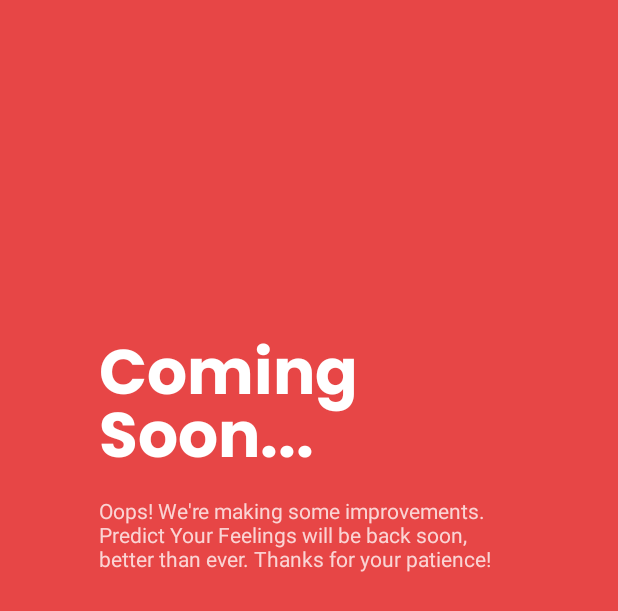
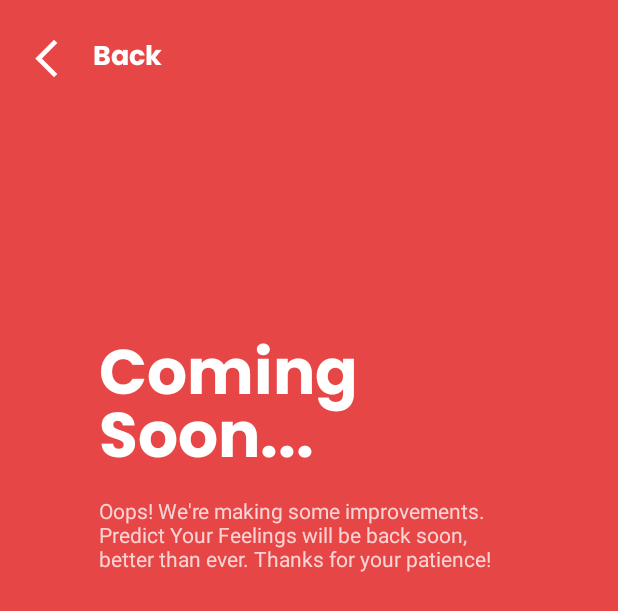
Before and after one commit to FuadHmdn/Mental.ly-app, an Android app: the layout activity_diagnose_feeling.xml on its own in the app's theme, with its tools: preview values and no code run, on a phone screen of 412 x 824 dp. Shown: the top 611 px of the screen. Run offline under Robolectric (Android 15) with nearby library versions, the phone set to English and light mode, and no system bars.

Commit message:
create diagnose 2

```diff
--- a/app/src/main/java/com/c242ps188/mentally_app/ui/view/home/HomeActivity.kt
+++ b/app/src/main/java/com/c242ps188/mentally_app/ui/view/home/HomeActivity.kt
@@ -13,6 +13,7 @@ import com.C242PS188.mentally_app.R
 import com.C242PS188.mentally_app.databinding.ActivityHomeBinding
 import com.c242ps188.mentally_app.ui.view.detailnews.DetailNewsActivity
 import com.c242ps188.mentally_app.ui.view.detailnews.ListNews
+import com.c242ps188.mentally_app.ui.view.diagnose.DiagnoseFeelingActivity
 import com.c242ps188.mentally_app.ui.view.diagnose.DiagnoseSymptomsActivity
 import com.c242ps188.mentally_app.ui.view.home.adapter.NewsAdapter
 import com.c242ps188.mentally_app.ui.view.settings.SettingsActivity
@@ -67,6 +68,11 @@ class HomeActivity : AppCompatActivity() {
             val intent = Intent(this, DiagnoseSymptomsActivity::class.java)
             startActivity(intent)
         }
+
+        bindig.cvShareYourFeelings.setOnClickListener {
+            val intent = Intent(this, DiagnoseFeelingActivity::class.java)
+            startActivity(intent)
+        }
     }
 
     private fun setAdapter(){
--- a/app/src/main/java/com/c242ps188/mentally_app/ui/view/settings/SettingsActivity.kt
+++ b/app/src/main/java/com/c242ps188/mentally_app/ui/view/settings/SettingsActivity.kt
@@ -10,8 +10,10 @@ import androidx.core.view.ViewCompat
 import androidx.core.view.WindowInsetsCompat
 import com.C242PS188.mentally_app.R
 import com.C242PS188.mentally_app.databinding.ActivitySettingsBinding
+import com.c242ps188.mentally_app.data.local.preferences.userDataStore
 import com.c242ps188.mentally_app.ui.view.login.LoginActivity
 import com.c242ps188.mentally_app.ui.viewmodel.SettingsViewModel
+import com.c242ps188.mentally_app.ui.viewmodel.UsersViewModel
 import com.c242ps188.mentally_app.ui.viewmodel.ViewModelFactory
 
 class SettingsActivity : AppCompatActivity() {
@@ -19,6 +21,7 @@ class SettingsActivity : AppCompatActivity() {
     private lateinit var binding: ActivitySettingsBinding
     private val factory: ViewModelFactory by lazy { ViewModelFactory.getInstance(this) }
     private val settingsViewModel: SettingsViewModel by viewModels { factory }
+    private val usersViewModel: UsersViewModel by viewModels { factory }
 
     override fun onCreate(savedInstanceState: Bundle?) {
         super.onCreate(savedInstanceState)
@@ -54,7 +57,7 @@ class SettingsActivity : AppCompatActivity() {
             val intent = Intent(this, LoginActivity::class.java).apply {
                 flags = Intent.FLAG_ACTIVITY_NEW_TASK or Intent.FLAG_ACTIVITY_CLEAR_TASK
             }
-            settingsViewModel.clearAllData()
+            usersViewModel.removeSession()
             startActivity(intent)
         }
 
--- /dev/null
+++ b/app/src/main/res/drawable/ic_arrow_back_2.xml
@@ -0,0 +1,5 @@
+<vector xmlns:android="http://schemas.android.com/apk/res/android" android:height="24dp" android:tint="@color/md_theme_onPrimary" android:viewportHeight="24" android:viewportWidth="24" android:width="24dp">
+
+    <path android:fillColor="@android:color/white" android:pathData="M17.77,3.77l-1.77,-1.77l-10,10l10,10l1.77,-1.77l-8.23,-8.23z"/>
+
+</vector>
--- a/app/src/main/res/layout/activity_diagnose_feeling.xml
+++ b/app/src/main/res/layout/activity_diagnose_feeling.xml
@@ -7,6 +7,29 @@
     android:layout_height="match_parent"
     android:background="@color/md_theme_primary"
     tools:context="com.c242ps188.mentally_app.ui.view.diagnose.DiagnoseFeelingActivity">
+
+    <ImageView
+        android:id="@+id/btn_back"
+        android:layout_width="30dp"
+        android:layout_height="30dp"
+        android:layout_marginTop="24dp"
+        android:layout_marginStart="16dp"
+        android:contentDescription="@string/back"
+        app:layout_constraintTop_toTopOf="parent"
+        app:layout_constraintStart_toStartOf="parent"
+        android:src="@drawable/ic_arrow_back_2" />
+
+    <TextView
+        android:layout_width="wrap_content"
+        android:layout_height="wrap_content"
+        android:textSize="18sp"
+        android:text="@string/back"
+        android:fontFamily="@font/poppins_bold"
+        android:layout_marginStart="16dp"
+        android:textColor="@color/md_theme_onPrimary"
+        app:layout_constraintTop_toTopOf="@id/btn_back"
+        app:layout_constraintBottom_toBottomOf="@id/btn_back"
+        app:layout_constraintStart_toEndOf="@id/btn_back" />
 
     <TextView
         android:id="@+id/coming_soon"
```
Also changed, not shown: app/src/main/java/com/c242ps188/mentally_app/ui/view/diagnose/DiagnoseFeelingActivity.kt (+15 -1 lines), app/src/main/java/com/c242ps188/mentally_app/ui/view/login/LoginActivity.kt (+11 -0 lines), app/src/main/res/layout/activity_home.xml (+5 -5 lines).
